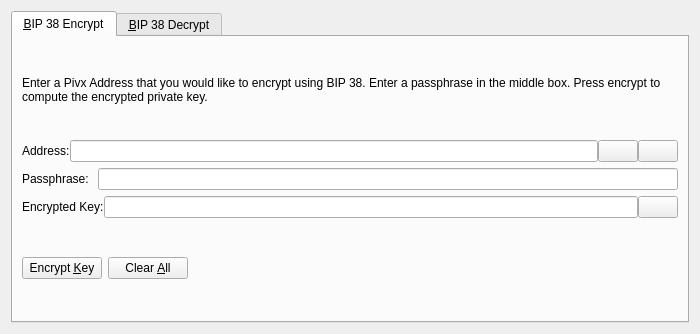
Above: src/qt/forms/bip38tooldialog.ui from blocknetdx/blocknet before the change. Below: the same form after it.
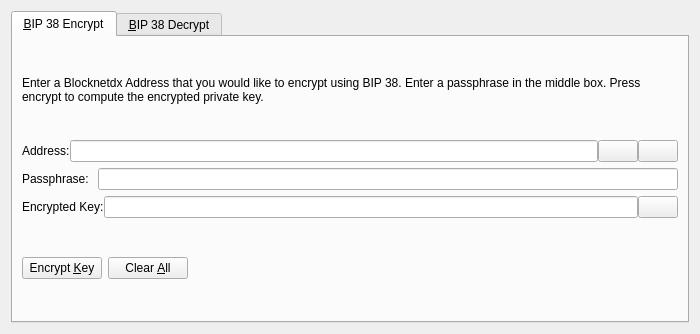
That is the form after the change. The open tabs and pages were chosen to show the change. Icons and pictures are not drawn. Custom widgets are drawn as their Qt base class.

Diff of the .ui file:
```diff
--- a/src/qt/forms/bip38tooldialog.ui
+++ b/src/qt/forms/bip38tooldialog.ui
@@ -30,7 +30,7 @@
        <item>
         <widget class="QLabel" name="infoLabel_ENC">
          <property name="text">
-          <string>Enter a Pivx Address that you would like to encrypt using BIP 38. Enter a passphrase in the middle box. Press encrypt to compute the encrypted private key.</string>
+          <string>Enter a Blocknetdx Address that you would like to encrypt using BIP 38. Enter a passphrase in the middle box. Press encrypt to compute the encrypted private key.</string>
          </property>
          <property name="textFormat">
           <enum>Qt::PlainText</enum>
```
Left out of the diff: 24 changed lines with no effect on the pictures.
